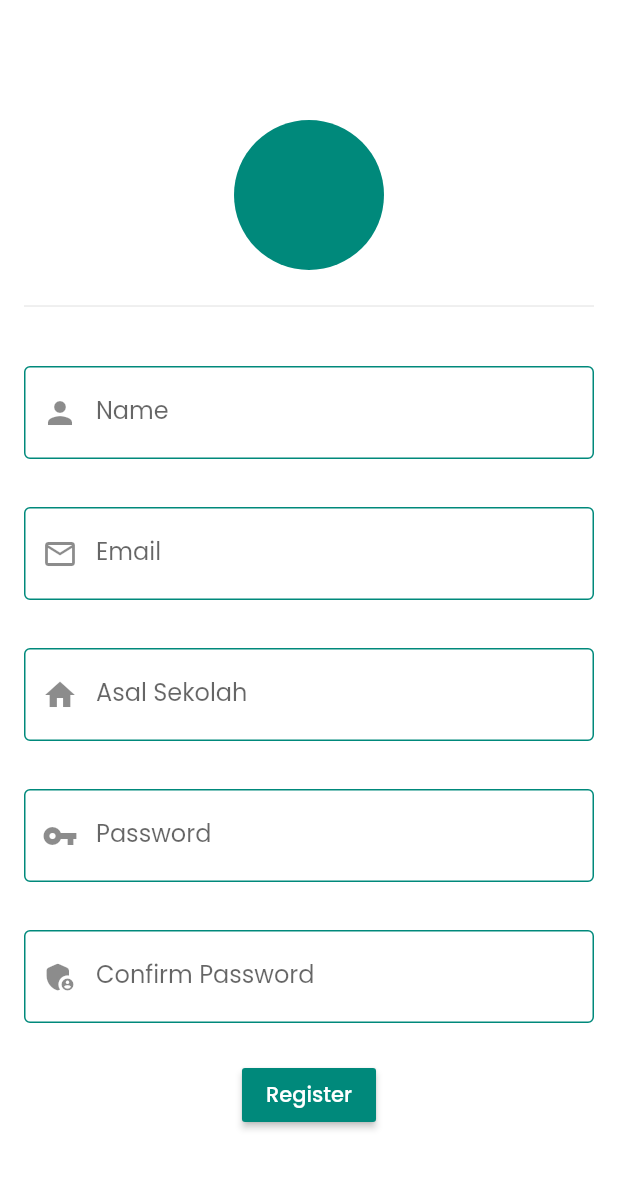
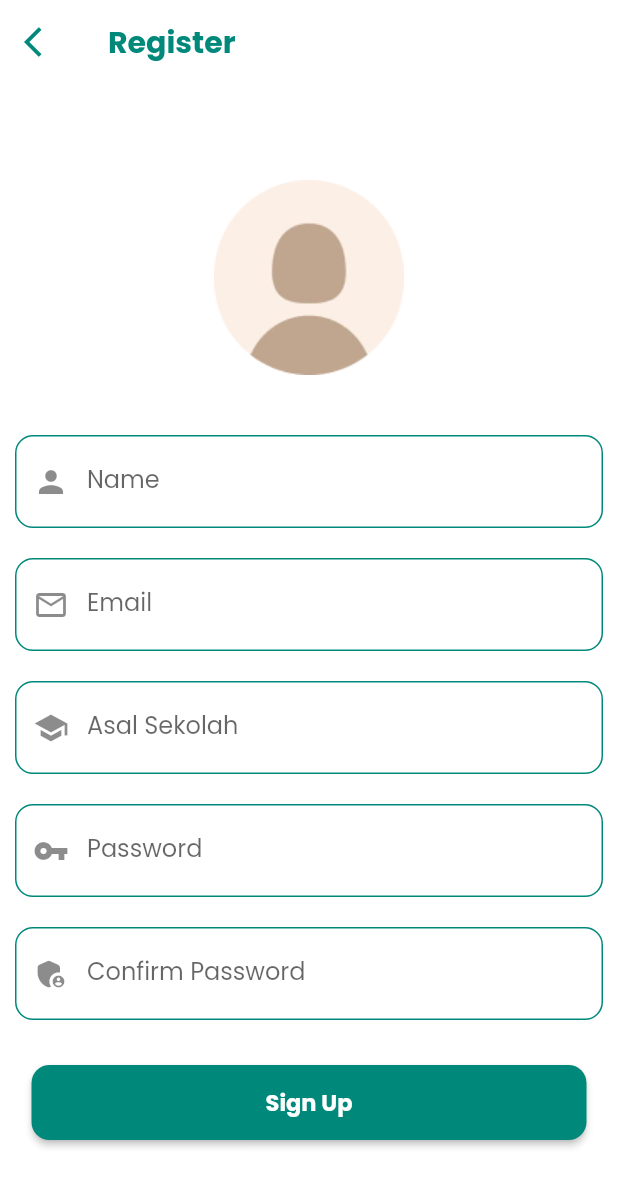
Before and after one commit to RifkiNoviandra/absen_app, a Flutter app: the screen it shows after launch, after a tap on "Sign Up", on a phone screen of 412 x 824 dp. Shown: the top 1187 px of the screen. Run offline on Flutter 3.47's test engine with Material 2 defaults, Android fonts, the phone set to English and light mode, and no system bars.

Commit message:
register dan login finish

```diff
--- a/lib/main.dart
+++ b/lib/main.dart
@@ -12,7 +12,6 @@ class MyApp extends StatelessWidget {
       title: 'Absence App',
       theme: ThemeData(
         fontFamily: 'Poppins',
-        primarySwatch: Colors.red,
         scaffoldBackgroundColor: Colors.white,
       ),
       home: LoginPage(),
--- a/lib/page/login.dart
+++ b/lib/page/login.dart
@@ -2,31 +2,46 @@ import 'package:absen_app/page/home.dart';
 import 'package:absen_app/page/register.dart';
 import 'package:flutter/material.dart';
 
-class LoginPage extends StatelessWidget {
+class LoginPage extends StatefulWidget {
+  @override
+  _LoginPageState createState() => _LoginPageState();
+}
+
+class _LoginPageState extends State<LoginPage> {
+  bool _showPassword = false;
   @override
   Widget build(BuildContext context) {
     return Scaffold(
       body: Center(
+        child: SingleChildScrollView(
           child: Column(
             mainAxisAlignment: MainAxisAlignment.center,
             children: <Widget>[
-            Image.asset('assets/icons/school.png'),
-            Text(
+              Padding(
+                padding: EdgeInsets.fromLTRB(20.0, 5.0, 20.0, 10.0),
+                child: Image.asset('assets/icons/school.png'),
+              ),
+              Padding(
+                padding: EdgeInsets.fromLTRB(20.0, 10.0, 20.0, 10.0),
+                child: Text(
                   "Absence-App",
                   style: TextStyle(
                       color: Colors.teal.shade600,
+                      fontWeight: FontWeight.bold,
                       fontSize: 25,
                       fontFamily: 'Poppins'),
+                ),
               ),
               Padding(
                 padding: EdgeInsets.fromLTRB(20.0, 10.0, 20.0, 10.0),
                 child: TextField(
+                  keyboardType: TextInputType.emailAddress,
                   decoration: InputDecoration(
                     prefixIcon: Icon(Icons.email_outlined),
                     hintText: 'Email',
                     enabledBorder: OutlineInputBorder(
                       borderRadius: const BorderRadius.all(
-                      const Radius.circular(32.0),
+                        const Radius.circular(12.0),
                       ),
                       borderSide: BorderSide(
                         color: Colors.teal.shade600,
@@ -34,7 +49,7 @@ class LoginPage extends StatelessWidget {
                     ),
                     border: OutlineInputBorder(
                       borderRadius: const BorderRadius.all(
-                      const Radius.circular(32.0),
+                        const Radius.circular(12.0),
                       ),
                     ),
                   ),
@@ -42,14 +57,26 @@ class LoginPage extends StatelessWidget {
                 ),
               ),
               Padding(
-              padding: EdgeInsets.fromLTRB(20.0, 10.0, 20.0, 10.0),
+                padding: EdgeInsets.fromLTRB(20.0, 10.0, 20.0, 30.0),
                 child: TextField(
+                  obscureText: !this._showPassword,
                   decoration: InputDecoration(
                     prefixIcon: Icon(Icons.vpn_key),
                     hintText: 'Password',
+                    suffixIcon: IconButton(
+                      icon: Icon(
+                        this._showPassword
+                            ? Icons.visibility
+                            : Icons.visibility_off,
+                      ),
+                      onPressed: () {
+                        setState(
+                            () => this._showPassword = !this._showPassword);
+                      },
+                    ),
                     enabledBorder: OutlineInputBorder(
                       borderRadius: const BorderRadius.all(
-                      const Radius.circular(32.0),
+                        const Radius.circular(12.0),
                       ),
                       borderSide: BorderSide(
                         color: Colors.teal.shade600,
@@ -57,7 +84,7 @@ class LoginPage extends StatelessWidget {
                     ),
                     border: OutlineInputBorder(
                       borderRadius: const BorderRadius.all(
-                      const Radius.circular(32.0),
+                        const Radius.circular(12.0),
                       ),
                     ),
                   ),
@@ -70,7 +97,14 @@ class LoginPage extends StatelessWidget {
                   width: 370.0,
                   height: 50.0,
                   child: RaisedButton(
-                  child: Text("Login"),
+                    child: Text(
+                      "Login",
+                      style: TextStyle(
+                        fontWeight: FontWeight.bold,
+                        fontSize: 15.0,
+                      ),
+                    ),
+                    color: Colors.white,
                     textColor: Colors.black,
                     onPressed: () {
                       Navigator.of(context).push(MaterialPageRoute(
@@ -78,7 +112,8 @@ class LoginPage extends StatelessWidget {
                       ));
                     },
                     shape: RoundedRectangleBorder(
-                    borderRadius: BorderRadius.circular(30.0),
+                      borderRadius: BorderRadius.circular(12.0),
+                      side: BorderSide(color: Colors.black),
                     ),
                   ),
                 ),
@@ -89,7 +124,13 @@ class LoginPage extends StatelessWidget {
                   width: 370.0,
                   height: 50.0,
                   child: RaisedButton(
-                  child: Text("Sign Up"),
+                    child: Text(
+                      "Sign Up",
+                      style: TextStyle(
+                        fontWeight: FontWeight.bold,
+                        fontSize: 15.0,
+                      ),
+                    ),
                     color: Colors.teal.shade600,
                     textColor: Colors.white,
                     onPressed: () {
@@ -98,7 +139,7 @@ class LoginPage extends StatelessWidget {
                       ));
                     },
                     shape: RoundedRectangleBorder(
-                    borderRadius: BorderRadius.circular(30.0),
+                      borderRadius: BorderRadius.circular(12.0),
                     ),
                   ),
                 ),
@@ -106,6 +147,7 @@ class LoginPage extends StatelessWidget {
             ],
           ),
         ),
+      ),
     );
   }
 }
--- a/lib/page/register.dart
+++ b/lib/page/register.dart
@@ -1,3 +1,4 @@
+import 'package:absen_app/page/login.dart';
 import 'package:flutter/widgets.dart';
 import 'package:flutter/material.dart';
 
@@ -5,115 +6,185 @@ class Register extends StatelessWidget {
   @override
   Widget build(BuildContext context) {
     return Scaffold(
+      extendBodyBehindAppBar: false,
+      appBar: AppBar(
+        automaticallyImplyLeading: true,
+        leading: IconButton(
+          icon: Icon(Icons.arrow_back_ios),
+          onPressed: () => Navigator.pop(context, false),
+          color: Colors.teal.shade600,
+        ),
+        title: Text(
+          'Register',
+          style: TextStyle(
+              color: Colors.teal.shade600,
+              fontWeight: FontWeight.bold,
+              fontSize: 20),
+        ),
+        elevation: 0,
+        backgroundColor: Colors.transparent,
+      ),
       body: Center(
+        child: SingleChildScrollView(
           child: Column(
             mainAxisAlignment: MainAxisAlignment.start,
             children: <Widget>[
               SizedBox(
-              height: 80.0,
+                height: 20.0,
               ),
               CircleAvatar(
-              backgroundColor: Colors.teal.shade600,
-              radius: 50.0,
+                backgroundColor: Colors.transparent,
+                radius: 65.0,
+                child: Image.asset('assets/icons/user.png'),
               ),
               Padding(
-              padding: EdgeInsets.symmetric(vertical: 16.0, horizontal: 16.0),
-              child: Divider(),
-            ),
-            Padding(
-              padding: EdgeInsets.symmetric(vertical: 16.0, horizontal: 16.0),
+                padding: EdgeInsets.fromLTRB(10.0, 40.0, 10.0, 10.0),
                 child: TextField(
                   decoration: InputDecoration(
                     prefixIcon: Icon(Icons.person),
                     labelText: 'Name',
                     enabledBorder: OutlineInputBorder(
+                      borderRadius: const BorderRadius.all(
+                        const Radius.circular(12.0),
+                      ),
                       borderSide: BorderSide(
                         color: Colors.teal.shade600,
                       ),
                     ),
-                  border: OutlineInputBorder(),
+                    border: OutlineInputBorder(
+                      borderRadius: const BorderRadius.all(
+                        const Radius.circular(12.0),
+                      ),
+                    ),
                   ),
                   onChanged: (value) {},
                 ),
               ),
               Padding(
-              padding: EdgeInsets.symmetric(vertical: 16.0, horizontal: 16.0),
+                padding: EdgeInsets.symmetric(vertical: 10.0, horizontal: 10.0),
                 child: TextField(
+                  keyboardType: TextInputType.emailAddress,
                   decoration: InputDecoration(
                     prefixIcon: Icon(Icons.email_outlined),
                     labelText: 'Email',
                     enabledBorder: OutlineInputBorder(
+                      borderRadius: const BorderRadius.all(
+                        const Radius.circular(12.0),
+                      ),
                       borderSide: BorderSide(
                         color: Colors.teal.shade600,
                       ),
                     ),
-                  border: OutlineInputBorder(),
+                    border: OutlineInputBorder(
+                      borderRadius: const BorderRadius.all(
+                        const Radius.circular(12.0),
+                      ),
+                    ),
                   ),
                   onChanged: (value) {},
                 ),
               ),
               Padding(
-              padding: EdgeInsets.symmetric(vertical: 16.0, horizontal: 16.0),
+                padding: EdgeInsets.symmetric(vertical: 10.0, horizontal: 10.0),
                 child: TextField(
                   decoration: InputDecoration(
-                  prefixIcon: Icon(Icons.home),
+                    prefixIcon: Icon(Icons.school),
                     labelText: 'Asal Sekolah',
                     enabledBorder: OutlineInputBorder(
+                      borderRadius: const BorderRadius.all(
+                        const Radius.circular(12.0),
+                      ),
                       borderSide: BorderSide(
                         color: Colors.teal.shade600,
                       ),
                     ),
-                  border: OutlineInputBorder(),
+                    border: OutlineInputBorder(
+                      borderRadius: const BorderRadius.all(
+                        const Radius.circular(12.0),
+                      ),
+                    ),
                   ),
                   onChanged: (value) {},
                 ),
               ),
               Padding(
-              padding: EdgeInsets.symmetric(vertical: 16.0, horizontal: 16.0),
+                padding: EdgeInsets.symmetric(vertical: 10.0, horizontal: 10.0),
                 child: TextField(
+                  obscureText: true,
                   decoration: InputDecoration(
                     prefixIcon: Icon(Icons.vpn_key),
                     labelText: 'Password',
                     enabledBorder: OutlineInputBorder(
+                      borderRadius: const BorderRadius.all(
+                        const Radius.circular(12.0),
+                      ),
                       borderSide: BorderSide(
                         color: Colors.teal.shade600,
                       ),
                     ),
-                  border: OutlineInputBorder(),
+                    border: OutlineInputBorder(
+                      borderRadius: const BorderRadius.all(
+                        const Radius.circular(12.0),
+                      ),
+                    ),
                   ),
                   onChanged: (value) {},
                 ),
               ),
               Padding(
-              padding: EdgeInsets.symmetric(vertical: 16.0, horizontal: 16.0),
+                padding: EdgeInsets.symmetric(vertical: 10.0, horizontal: 10.0),
                 child: TextField(
+                  obscureText: true,
                   decoration: InputDecoration(
                     prefixIcon: Icon(Icons.admin_panel_settings_rounded),
                     labelText: 'Confirm Password',
                     enabledBorder: OutlineInputBorder(
+                      borderRadius: const BorderRadius.all(
+                        const Radius.circular(12.0),
+                      ),
                       borderSide: BorderSide(
                         color: Colors.teal.shade600,
                       ),
                     ),
-                  border: OutlineInputBorder(),
+                    border: OutlineInputBorder(
+                      borderRadius: const BorderRadius.all(
+                        const Radius.circular(12.0),
+                      ),
+                    ),
                   ),
                   onChanged: (value) {},
                 ),
               ),
               Padding(
-              padding: EdgeInsets.symmetric(horizontal: 16.0, vertical: 8.0),
+                padding: EdgeInsets.symmetric(horizontal: 10.0, vertical: 20.0),
+                child: SizedBox(
+                  width: 370.0,
+                  height: 50.0,
                   child: MaterialButton(
                     child: Text(
-                  'Register',
-                  style: TextStyle(color: Colors.white),
+                      'Sign Up',
+                      style: TextStyle(
+                        color: Colors.white,
+                        fontWeight: FontWeight.bold,
+                        fontSize: 15.0,
+                      ),
                     ),
                     color: Colors.teal.shade600,
-                onPressed: () {},
+                    onPressed: () {
+                      Navigator.of(context).push(MaterialPageRoute(
+                        builder: (context) => LoginPage(),
+                      ));
+                    },
+                    shape: RoundedRectangleBorder(
+                      borderRadius: BorderRadius.circular(12.0),
+                    ),
+                  ),
                 ),
               )
             ],
           ),
         ),
+      ),
     );
   }
 }
```
Lines whose indentation alone changed are shown as unchanged.
